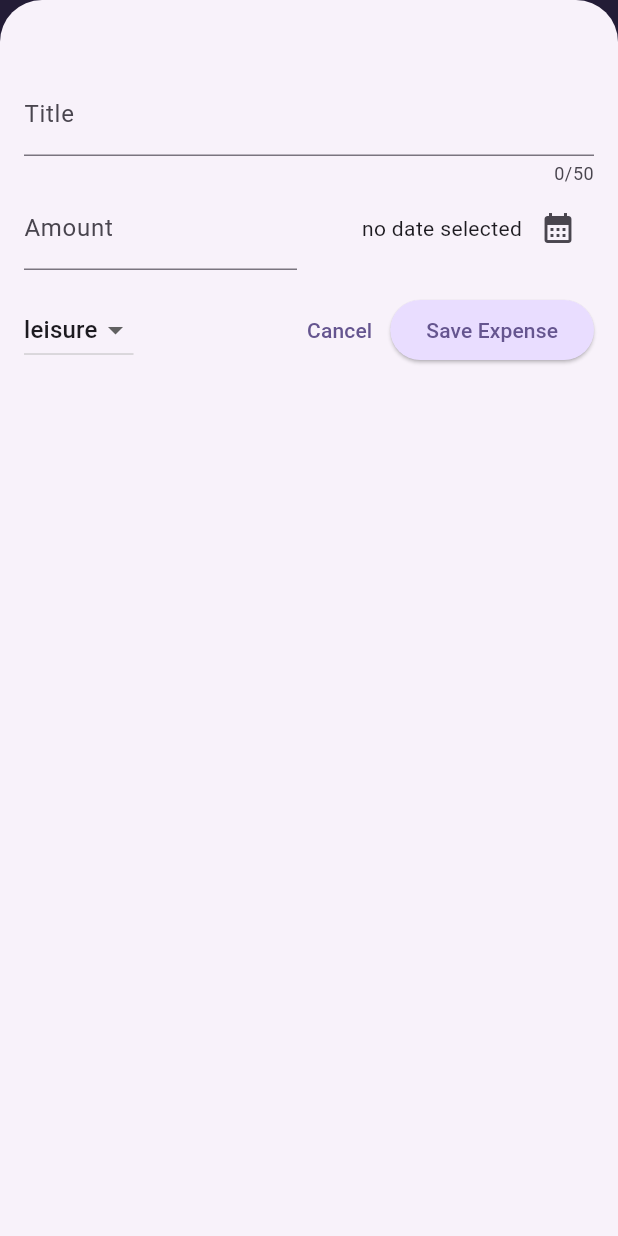
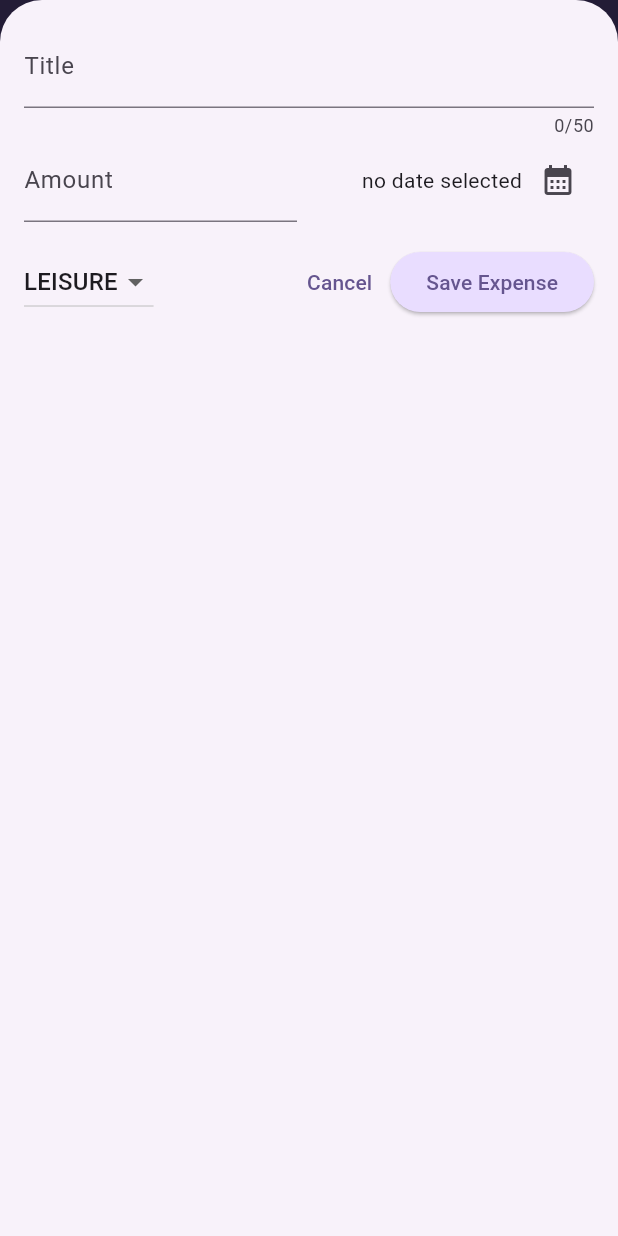
Before and after one commit to rehamay/tracker, a Flutter app: the screen it shows after launch, after a tap on the "add" icon, on a phone screen of 412 x 824 dp. Run offline on Flutter 3.47's test engine with Material 3 defaults, Android fonts, the phone set to English and light mode, and no system bars.

Commit message:
Adjusted bottom dialog layouts for different sizes to improve responsiveness, adjust the message error to adjust the different code in ios and android

```diff
--- a/lib/widgets/expenses.dart
+++ b/lib/widgets/expenses.dart
@@ -29,6 +29,8 @@ class _ExpensesState extends State<Expenses> {
 
   void _openAddExpensesOverlay() {
     showModalBottomSheet(
+        useSafeArea:
+            true, // make sure that the camera doesn't overlay my sheet modal and flutter take note where is the camera and will adjust height
         context: context,
         isScrollControlled: true,
         builder: (ctx) => NewExpense(onAddExpense: _addExpense));
--- a/lib/widgets/new_expense.dart
+++ b/lib/widgets/new_expense.dart
@@ -1,3 +1,6 @@
+import 'dart:io';
+
+import 'package:flutter/cupertino.dart';
 import 'package:flutter/material.dart';
 import 'package:tracker/model/expense.dart';
 import 'package:intl/intl.dart';
@@ -36,13 +39,27 @@ class _NewExpenseState extends State<NewExpense> {
     });
   }
 
-  void _submitExpenseData() {
-    final enteredAmount = double.tryParse(_amountController.text);
-    final amountIsInvalid = enteredAmount == null || enteredAmount <= 0;
-    if (_titleController.text.trim().isEmpty ||
-        amountIsInvalid ||
-        _selectedDate == null) {
+  void _showDialog() {
+    if (Platform.isIOS) {
+      // for ios Show message
+      showCupertinoDialog(
+        context: context,
+        builder: (ctx) => CupertinoAlertDialog(
+          title: const Text('Invalid input'),
+          content: const Text(
+              'Please make sure you entered valid title, amount, date and category'),
+          actions: [
+            TextButton(
+                onPressed: () {
+                  Navigator.pop(ctx);
+                },
+                child: const Text('OK'))
+          ],
+        ),
+      );
+    } else {
       showDialog(
+        // for android show dialog
         context: context,
         builder: (ctx) => AlertDialog(
           title: const Text('Invalid input'),
@@ -57,6 +74,16 @@ class _NewExpenseState extends State<NewExpense> {
           ],
         ),
       );
+    }
+  }
+
+  void _submitExpenseData() {
+    final enteredAmount = double.tryParse(_amountController.text);
+    final amountIsInvalid = enteredAmount == null || enteredAmount <= 0;
+    if (_titleController.text.trim().isEmpty ||
+        amountIsInvalid ||
+        _selectedDate == null) {
+      _showDialog();
       return;
     }
 
@@ -78,15 +105,99 @@ class _NewExpenseState extends State<NewExpense> {
 
   @override
   Widget build(BuildContext context) {
-    return Padding(
-      padding: const EdgeInsets.fromLTRB(16.0, 48.0, 16.0, 16.0),
+    final keyboardSPace = MediaQuery.of(context)
+        .viewInsets
+        .bottom; //adjusting the modal sheet to avoid the keyboard overflow
+    return LayoutBuilder(
+      builder: (ctx, constraints) {
+        final width = constraints.maxWidth;
+
+        return SizedBox(
+          height: double
+              .infinity, // fill the entire screen and make sure that it take as much space at it get
+          child: SingleChildScrollView(
+            child: Padding(
+              padding:
+                  EdgeInsets.fromLTRB(16.0, 16.0, 16.0, keyboardSPace + 16),
               child: Column(
                 children: [
+                  if (width >= 600)
+                    Row(
+                      // adjust the modal sheet if it is rotated
+                      crossAxisAlignment: CrossAxisAlignment.start,
+                      children: [
+                        Expanded(
+                          child: TextField(
+                            controller: _titleController,
+                            maxLength: 50,
+                            decoration: const InputDecoration(
+                              labelText: 'Title',
+                            ),
+                          ),
+                        ),
+                        const SizedBox(width: 24),
+                        Expanded(
+                          child: TextField(
+                            controller: _amountController,
+                            keyboardType: TextInputType.number,
+                            decoration: const InputDecoration(
+                                prefixText: '\$', labelText: 'Amount'),
+                          ),
+                        ),
+                      ],
+                    )
+                  else
                     TextField(
                       controller: _titleController,
                       maxLength: 50,
-            decoration: const InputDecoration(labelText: 'Title'),
+                      decoration: const InputDecoration(
+                        labelText: 'Title',
                       ),
+                    ),
+                  if (width >= 600)
+                    Row(
+                      children: [
+                        DropdownButton(
+                          value: _selectedCategory,
+                          items: Category.values
+                              .map(
+                                (category) => DropdownMenuItem(
+                                  value: category,
+                                  child: Text(
+                                    category.name.toString(),
+                                  ),
+                                ),
+                              )
+                              .toList(),
+                          onChanged: (value) {
+                            if (value == null) {
+                              return;
+                            }
+                            setState(
+                              () {
+                                _selectedCategory = value;
+                              },
+                            );
+                          },
+                        ),
+                        const SizedBox(width: 24),
+                        Expanded(
+                          child: Row(
+                            mainAxisAlignment: MainAxisAlignment.end,
+                            crossAxisAlignment: CrossAxisAlignment.center,
+                            children: [
+                              Text(_selectedDate == null
+                                  ? 'no date selected'
+                                  : formatter.format(_selectedDate!)),
+                              IconButton(
+                                  onPressed: _presentDatePicker,
+                                  icon: const Icon(Icons.calendar_month)),
+                            ],
+                          ),
+                        ),
+                      ],
+                    )
+                  else
                     Row(
                       children: [
                         Expanded(
@@ -115,6 +226,23 @@ class _NewExpenseState extends State<NewExpense> {
                       ],
                     ),
                   const SizedBox(height: 16),
+                  if (width >= 600)
+                    Row(
+                      children: [
+                        const Spacer(),
+                        TextButton(
+                          onPressed: () {
+                            Navigator.of(context)
+                                .pop(); // Close the modal without saving
+                          },
+                          child: const Text('Cancel'),
+                        ),
+                        ElevatedButton(
+                            onPressed: _submitExpenseData,
+                            child: const Text('Save Expense'))
+                      ],
+                    )
+                  else
                     Row(
                       children: [
                         DropdownButton(
@@ -124,7 +252,7 @@ class _NewExpenseState extends State<NewExpense> {
                                   (category) => DropdownMenuItem(
                                     value: category,
                                     child: Text(
-                            category.name.toString(),
+                                      category.name.toUpperCase(),
                                     ),
                                   ),
                                 )
@@ -140,7 +268,8 @@ class _NewExpenseState extends State<NewExpense> {
                         const Spacer(),
                         TextButton(
                           onPressed: () {
-                  Navigator.of(context).pop(); // Close the modal without saving
+                            Navigator.of(context)
+                                .pop(); // Close the modal without saving
                           },
                           child: const Text('Cancel'),
                         ),
@@ -151,6 +280,10 @@ class _NewExpenseState extends State<NewExpense> {
                     ),
                 ],
               ),
+            ),
+          ),
+        );
+      },
     );
   }
 }
```
Lines whose indentation alone changed are shown as unchanged.
